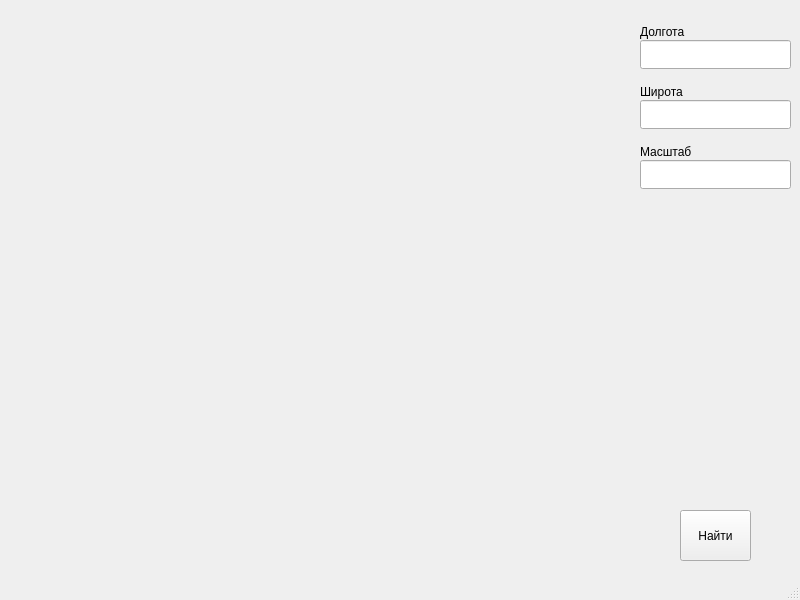
Chew1ek/Maps, file mainwindow.ui: the form before one commit.
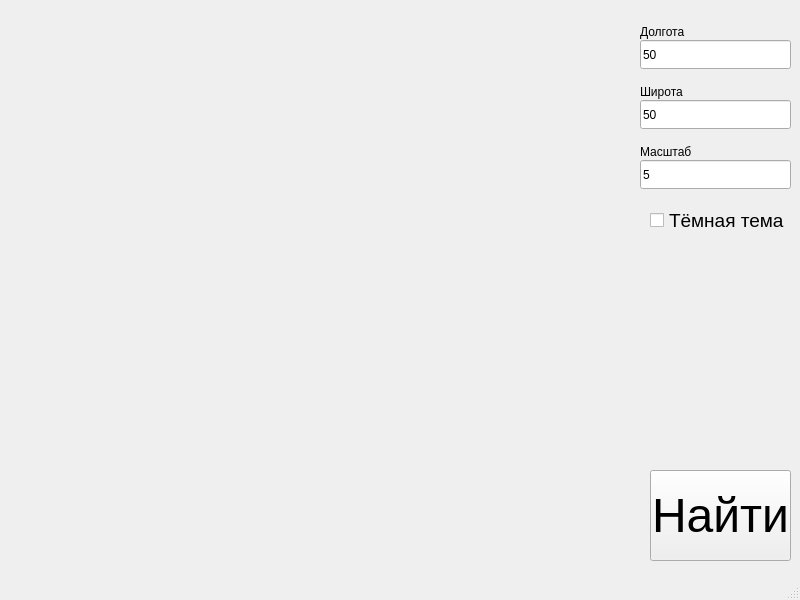
The form after the commit.

What changed in the file:
```diff
--- a/mainwindow.ui
+++ b/mainwindow.ui
@@ -30,12 +30,20 @@
    <widget class="QPushButton" name="searchButton">
     <property name="geometry">
      <rect>
-      <x>680</x>
-      <y>510</y>
-      <width>71</width>
-      <height>51</height>
+      <x>650</x>
+      <y>470</y>
+      <width>141</width>
+      <height>91</height>
      </rect>
     </property>
+    <property name="font">
+     <font>
+      <pointsize>36</pointsize>
+     </font>
+    </property>
+    <property name="focusPolicy">
+     <enum>Qt::ClickFocus</enum>
+    </property>
     <property name="text">
      <string>Найти</string>
     </property>
@@ -91,6 +99,9 @@
     <property name="toolTip">
      <string>&lt;html&gt;&lt;head/&gt;&lt;body&gt;&lt;p&gt;Долгота&lt;/p&gt;&lt;/body&gt;&lt;/html&gt;</string>
     </property>
+    <property name="text">
+     <string>50</string>
+    </property>
    </widget>
    <widget class="QLineEdit" name="lat">
     <property name="geometry">
@@ -101,6 +112,12 @@
       <height>29</height>
      </rect>
     </property>
+    <property name="focusPolicy">
+     <enum>Qt::ClickFocus</enum>
+    </property>
+    <property name="text">
+     <string>50</string>
+    </property>
    </widget>
    <widget class="QLineEdit" name="spn">
     <property name="geometry">
@@ -110,6 +127,33 @@
       <width>151</width>
       <height>29</height>
      </rect>
+    </property>
+    <property name="focusPolicy">
+     <enum>Qt::ClickFocus</enum>
+    </property>
+    <property name="text">
+     <string>5</string>
+    </property>
+   </widget>
+   <widget class="QCheckBox" name="checkBox">
+    <property name="geometry">
+     <rect>
+      <x>650</x>
+      <y>210</y>
+      <width>141</width>
+      <height>21</height>
+     </rect>
+    </property>
+    <property name="font">
+     <font>
+      <pointsize>14</pointsize>
+     </font>
+    </property>
+    <property name="focusPolicy">
+     <enum>Qt::ClickFocus</enum>
+    </property>
+    <property name="text">
+     <string>Тёмная тема</string>
     </property>
    </widget>
   </widget>
```
Left out of the diff: 6 changed lines with no effect on the pictures.
